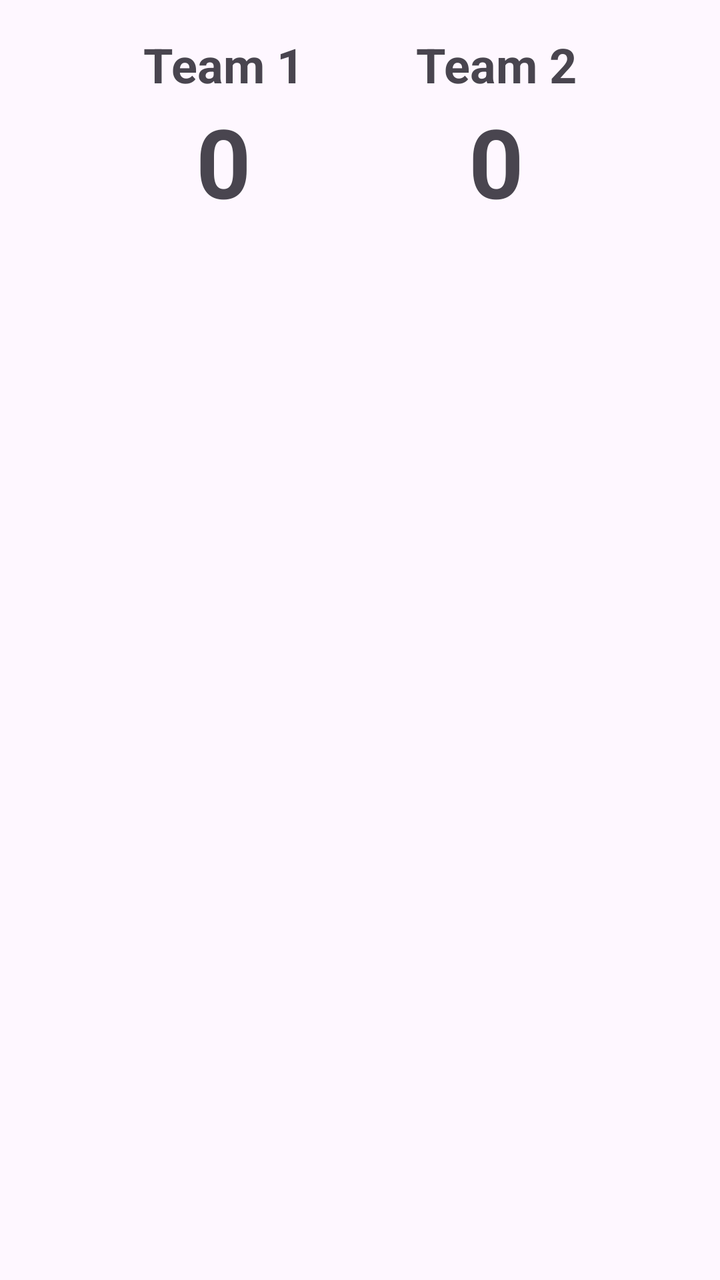
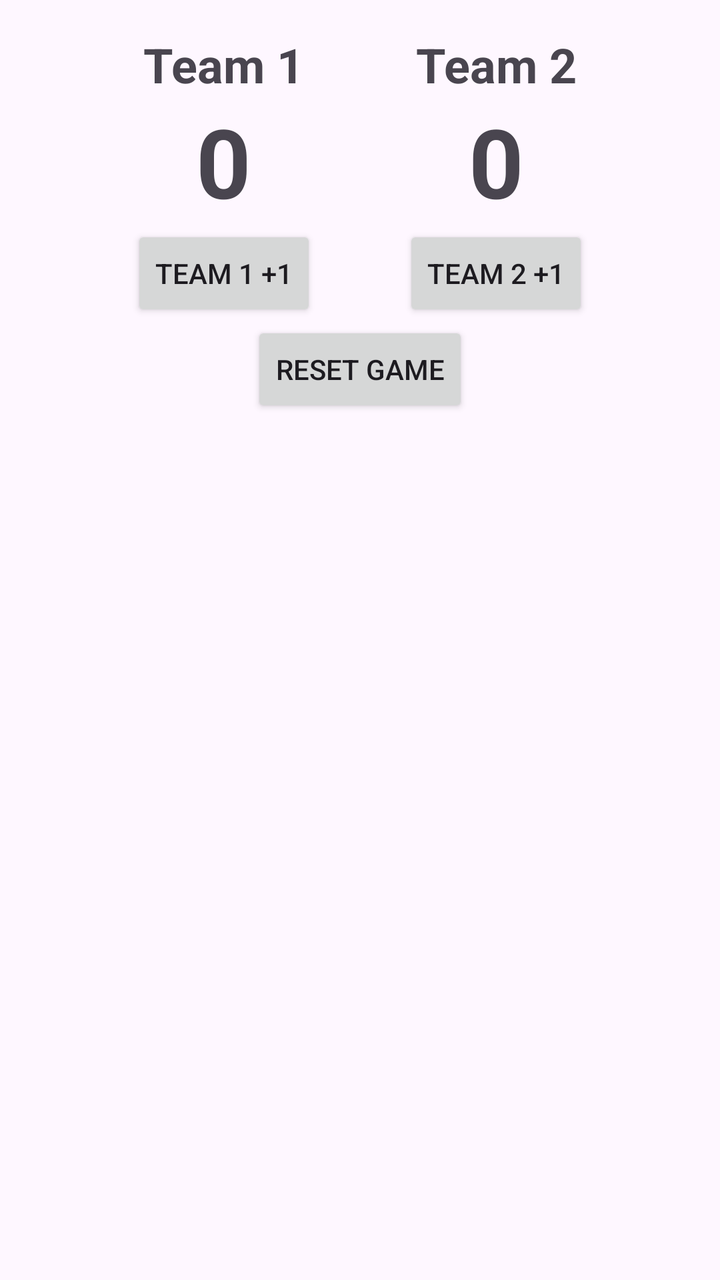

Before-and-after screenshots of an Android layout around one commit, followed by the original layout XML and the change that was made.
<!-- AndroidManifest.xml: application theme Theme.TrucoScoreBoard -->
<!-- res/layout/activity_main.xml -->
<?xml version="1.0" encoding="utf-8"?>
<androidx.constraintlayout.widget.ConstraintLayout
    xmlns:android="http://schemas.android.com/apk/res/android"
    xmlns:app="http://schemas.android.com/apk/res-auto"
    xmlns:tools="http://schemas.android.com/tools"
    android:id="@+id/main"
    android:layout_width="match_parent"
    android:layout_height="match_parent"
    android:padding="16dp"
    tools:context=".MainActivity">

    <TextView
        android:id="@+id/team1Name"
        android:layout_width="wrap_content"
        android:layout_height="wrap_content"
        android:text="@string/team_1"
        android:textSize="24sp"
        android:textStyle="bold"
        app:layout_constraintEnd_toStartOf="@+id/team2Name"
        app:layout_constraintStart_toStartOf="parent"
        app:layout_constraintTop_toTopOf="parent"
        app:layout_constraintHorizontal_chainStyle="spread" />

    <TextView
        android:id="@+id/team2Name"
        android:layout_width="wrap_content"
        android:layout_height="wrap_content"
        android:text="@string/team_2"
        android:textSize="24sp"
        android:textStyle="bold"
        app:layout_constraintEnd_toEndOf="parent"
        app:layout_constraintStart_toEndOf="@+id/team1Name"
        app:layout_constraintTop_toTopOf="parent" />

    <TextView
        android:id="@+id/team1Score"
        android:layout_width="wrap_content"
        android:layout_height="wrap_content"
        android:text="@string/zero"
        android:textSize="48sp"
        android:textStyle="bold"
        app:layout_constraintEnd_toEndOf="@id/team1Name"
        app:layout_constraintStart_toStartOf="@id/team1Name"
        app:layout_constraintTop_toBottomOf="@id/team1Name" />

    <TextView
        android:id="@+id/team2Score"
        android:layout_width="wrap_content"
        android:layout_height="wrap_content"
        android:text="@string/zero"
        android:textSize="48sp"
        android:textStyle="bold"
        app:layout_constraintEnd_toEndOf="@id/team2Name"
        app:layout_constraintStart_toStartOf="@id/team2Name"
        app:layout_constraintTop_toBottomOf="@id/team2Name" />

</androidx.constraintlayout.widget.ConstraintLayout>
<!-- resources referenced by this layout -->
<resources>
  <string name="team_1">Team 1</string>
  <string name="team_2">Team 2</string>
  <string name="zero">0</string>
  <style name="Theme.TrucoScoreBoard" parent="Base.Theme.TrucoScoreBoard" />
  <style name="Base.Theme.TrucoScoreBoard" parent="Theme.Material3.DayNight.NoActionBar">
          
          
      </style>
</resources>

<!-- the commit's change to res/layout/activity_main.xml (unified diff, before → after) -->
@@ -54,4 +54,43 @@
         app:layout_constraintStart_toStartOf="@id/team2Name"
         app:layout_constraintTop_toBottomOf="@id/team2Name" />
 
+    <Button
+        android:id="@+id/team1Button"
+        android:layout_width="wrap_content"
+        android:layout_height="wrap_content"
+        android:text="@string/team_1_add"
+        app:layout_constraintEnd_toEndOf="@id/team1Score"
+        app:layout_constraintStart_toStartOf="@id/team1Score"
+        app:layout_constraintTop_toBottomOf="@id/team1Score" />
+
+    <Button
+        android:id="@+id/team2Button"
+        android:layout_width="wrap_content"
+        android:layout_height="wrap_content"
+        android:text="@string/team_2_add"
+        app:layout_constraintEnd_toEndOf="@id/team2Score"
+        app:layout_constraintStart_toStartOf="@id/team2Score"
+        app:layout_constraintTop_toBottomOf="@id/team2Score" />
+
+    <TextView
+        android:id="@+id/winnerMessage"
+        android:layout_width="wrap_content"
+        android:layout_height="wrap_content"
+        android:text="@string/winner_message"
+        android:textSize="28sp"
+        android:textStyle="bold"
+        android:visibility="gone"
+        app:layout_constraintEnd_toEndOf="parent"
+        app:layout_constraintStart_toStartOf="parent"
+        app:layout_constraintTop_toBottomOf="@id/team1Button" />
+
+    <Button
+        android:id="@+id/resetButton"
+        android:layout_width="wrap_content"
+        android:layout_height="wrap_content"
+        android:text="@string/reset_game"
+        app:layout_constraintEnd_toEndOf="parent"
+        app:layout_constraintStart_toStartOf="parent"
+        app:layout_constraintTop_toBottomOf="@id/winnerMessage" />
+
 </androidx.constraintlayout.widget.ConstraintLayout>
<!-- resource entries referenced after the edit -->
@@ -1,7 +1,11 @@
 <!-- resources referenced by this layout -->
 <resources>
+  <string name="reset_game">Reset Game</string>
   <string name="team_1">Team 1</string>
+  <string name="team_1_add">Team 1 +1</string>
   <string name="team_2">Team 2</string>
+  <string name="team_2_add">Team 2 +1</string>
+  <string name="winner_message">Winner!</string>
   <string name="zero">0</string>
   <style name="Theme.TrucoScoreBoard" parent="Base.Theme.TrucoScoreBoard" />
   <style name="Base.Theme.TrucoScoreBoard" parent="Theme.Material3.DayNight.NoActionBar">
